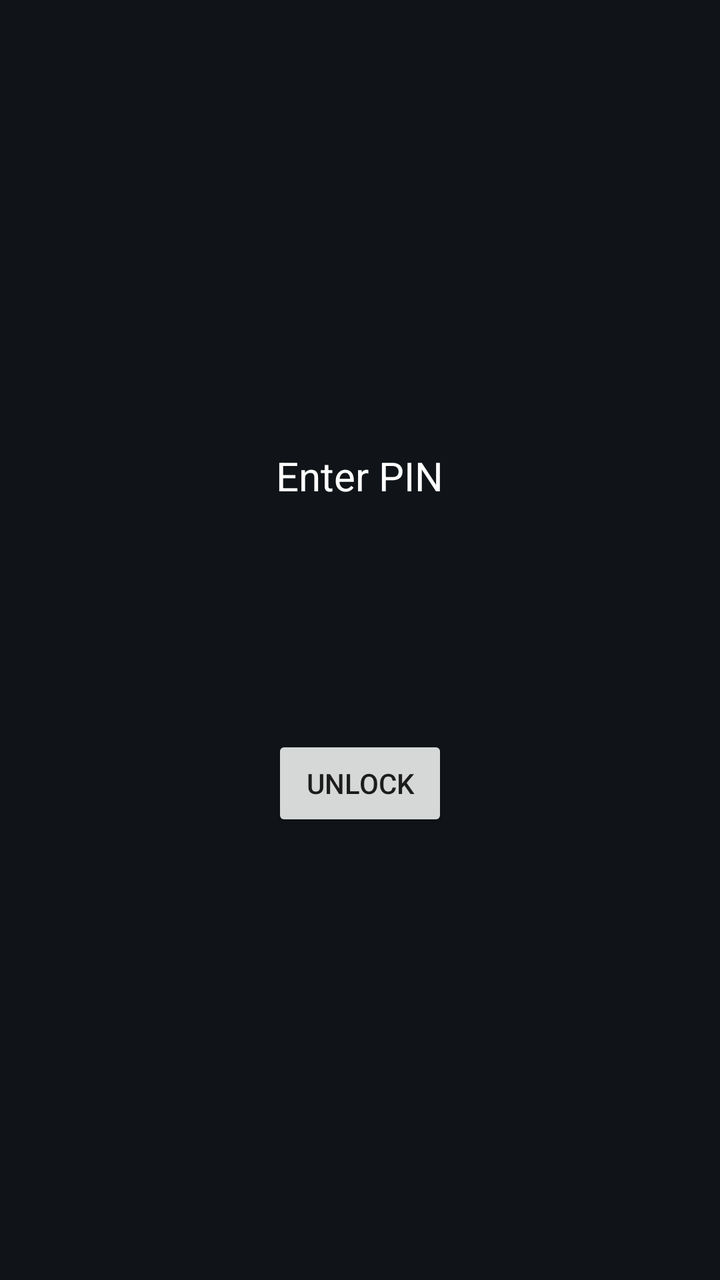
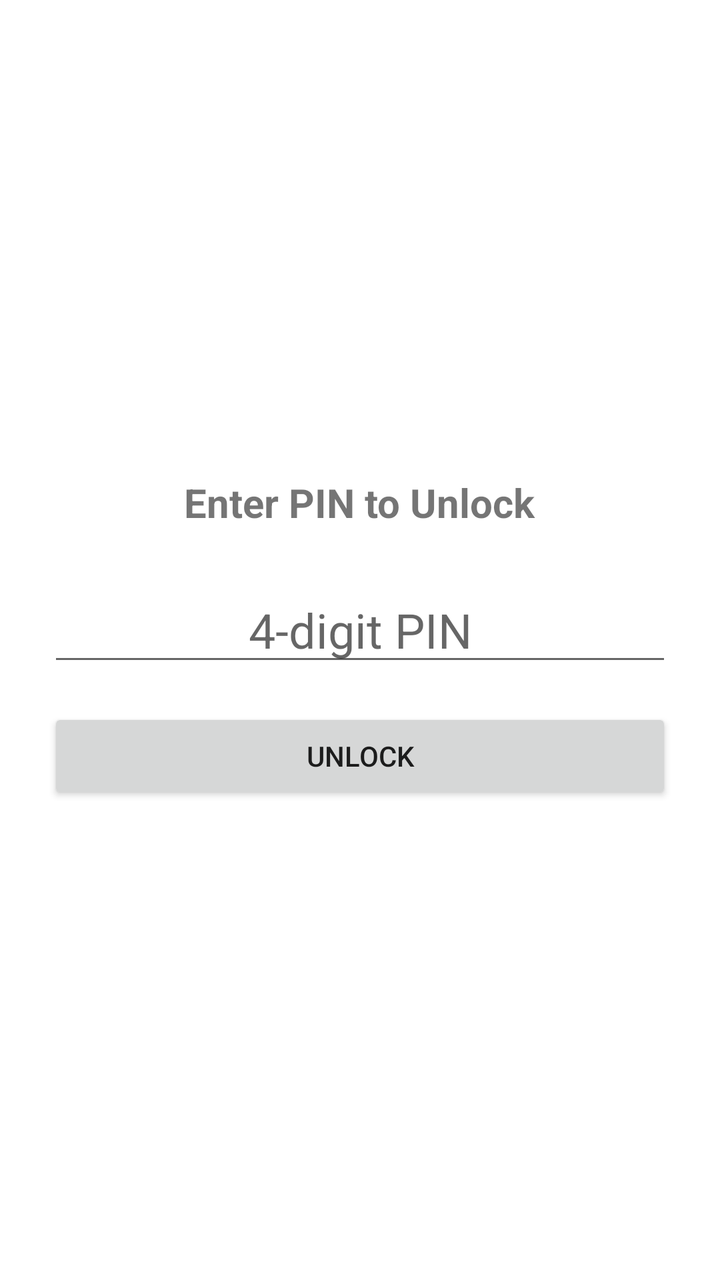

Two renders of the same Android screen: before a commit and after it. Below are the layout's source before the change and the commit's diff.
<!-- AndroidManifest.xml: activity theme Theme.AppLock.NoActionBar -->
<!-- res/layout/activity_lock_screen.xml -->
<?xml version="1.0" encoding="utf-8"?>
<LinearLayout xmlns:android="http://schemas.android.com/apk/res/android"
    android:layout_width="match_parent"
    android:layout_height="match_parent"
    android:orientation="vertical"
    android:gravity="center"
    android:background="#101418"
    android:padding="32dp">

    <TextView
        android:id="@+id/tvAppName"
        android:layout_width="wrap_content"
        android:layout_height="wrap_content"
        android:text="Enter PIN"
        android:textColor="#FFFFFF"
        android:textSize="20sp"
        android:layout_marginBottom="24dp" />

    <EditText
        android:id="@+id/etPin"
        android:layout_width="200dp"
        android:layout_height="wrap_content"
        android:inputType="numberPassword"
        android:gravity="center"
        android:textSize="28sp"
        android:textColor="#FFFFFF"
        android:letterSpacing="0.5"
        android:background="@android:color/transparent"
        android:maxLength="8" />

    <TextView
        android:id="@+id/tvError"
        android:layout_width="wrap_content"
        android:layout_height="wrap_content"
        android:text="Wrong PIN"
        android:textColor="#FF5252"
        android:visibility="invisible"
        android:layout_marginTop="12dp" />

    <Button
        android:id="@+id/btnUnlock"
        android:layout_width="wrap_content"
        android:layout_height="wrap_content"
        android:text="Unlock"
        android:layout_marginTop="24dp" />

    <Button
        android:id="@+id/btnFingerprint"
        android:layout_width="wrap_content"
        android:layout_height="wrap_content"
        android:text="Use Fingerprint / Face"
        android:layout_marginTop="12dp"
        android:visibility="gone" />

</LinearLayout>
<!-- resources referenced by this layout -->
<resources>
  <style name="Theme.AppLock.NoActionBar" parent="Theme.MaterialComponents.DayNight.NoActionBar" />
</resources>

<!-- the commit's change to res/layout/activity_lock_screen.xml (unified diff, before → after) -->
@@ -4,52 +4,32 @@
     android:layout_height="match_parent"
     android:orientation="vertical"
     android:gravity="center"
-    android:background="#101418"
-    android:padding="32dp">
+    android:padding="24dp">
 
     <TextView
-        android:id="@+id/tvAppName"
+        android:id="@+id/tvStatus"
         android:layout_width="wrap_content"
         android:layout_height="wrap_content"
-        android:text="Enter PIN"
-        android:textColor="#FFFFFF"
+        android:text="Enter PIN to Unlock"
         android:textSize="20sp"
+        android:textStyle="bold"
         android:layout_marginBottom="24dp" />
 
     <EditText
         android:id="@+id/etPin"
-        android:layout_width="200dp"
+        android:layout_width="match_parent"
         android:layout_height="wrap_content"
+        android:hint="4-digit PIN"
         android:inputType="numberPassword"
+        android:maxLength="4"
         android:gravity="center"
-        android:textSize="28sp"
-        android:textColor="#FFFFFF"
-        android:letterSpacing="0.5"
-        android:background="@android:color/transparent"
-        android:maxLength="8" />
-
-    <TextView
-        android:id="@+id/tvError"
-        android:layout_width="wrap_content"
-        android:layout_height="wrap_content"
-        android:text="Wrong PIN"
-        android:textColor="#FF5252"
-        android:visibility="invisible"
-        android:layout_marginTop="12dp" />
+        android:textSize="24sp"
+        android:layout_marginBottom="16dp" />
 
     <Button
         android:id="@+id/btnUnlock"
-        android:layout_width="wrap_content"
+        android:layout_width="match_parent"
         android:layout_height="wrap_content"
-        android:text="Unlock"
-        android:layout_marginTop="24dp" />
-
-    <Button
-        android:id="@+id/btnFingerprint"
-        android:layout_width="wrap_content"
-        android:layout_height="wrap_content"
-        android:text="Use Fingerprint / Face"
-        android:layout_marginTop="12dp"
-        android:visibility="gone" />
+        android:text="Unlock" />
 
 </LinearLayout>
